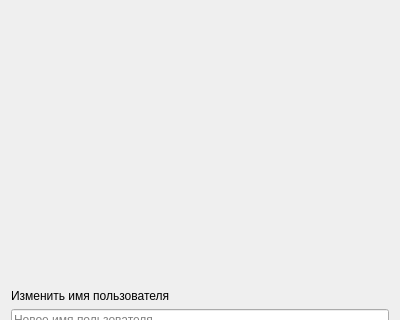
Qt form client/gui/dialogs/account.ui (igorechek06/pyQuiz) before a commit; both pictures show x 0 to 400 and y 0 to 320 of the 400 by 500 pixel window.
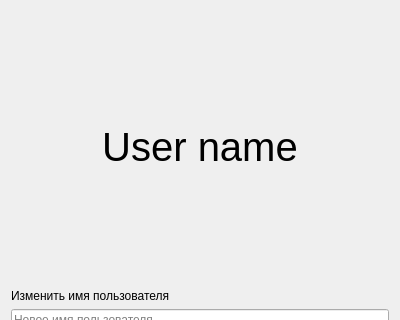
The same form after that commit. Icons and pictures are not drawn.

What changed in the file:
```diff
--- a/client/gui/dialogs/account.ui
+++ b/client/gui/dialogs/account.ui
@@ -47,7 +47,7 @@
       </font>
      </property>
      <property name="text">
-      <string/>
+      <string>User name</string>
      </property>
      <property name="alignment">
       <set>Qt::AlignCenter</set>
```
Left out of the diff: 16 changed lines with no effect on the pictures.
